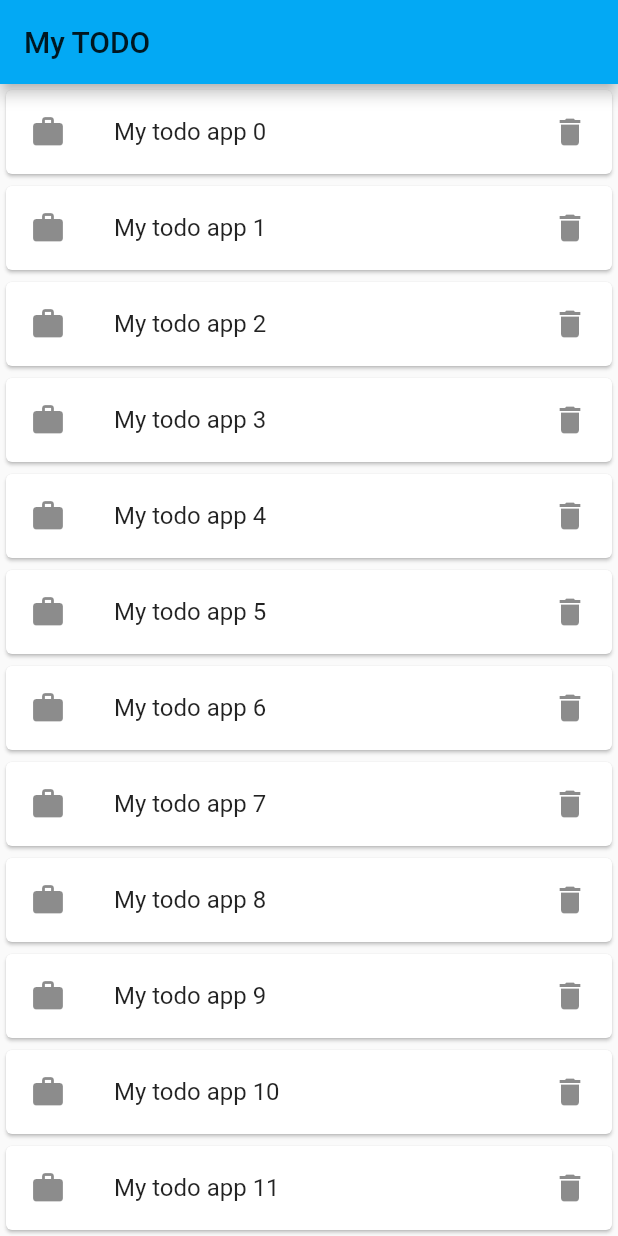
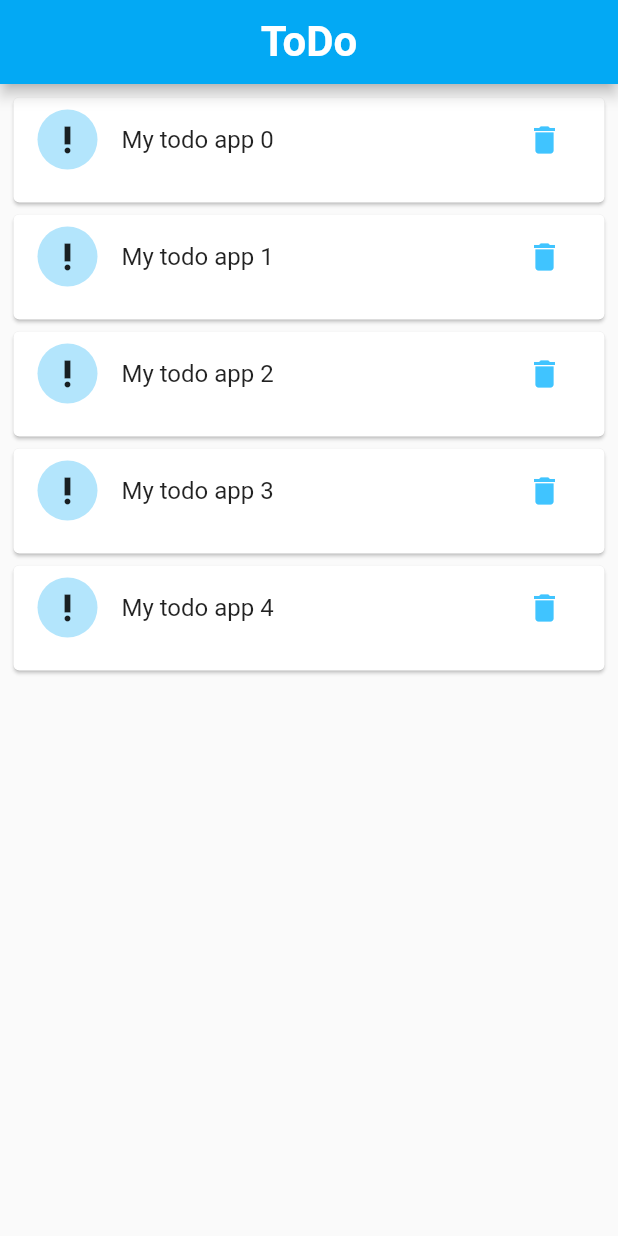
Before and after one commit to iamsourav37/my_first_todo_app, a Flutter app: the screen it shows after launch, on a phone screen of 412 x 824 dp. Run offline on Flutter 3.47's test engine with Material 2 defaults, Android fonts, the phone set to English and light mode, and no system bars.

Commit message:
home page ui(with dummy data) is done

```diff
--- a/lib/screens/home_page.dart
+++ b/lib/screens/home_page.dart
@@ -1,4 +1,5 @@
 import 'package:flutter/material.dart';
+import 'dart:developer';
 
 class HomePage extends StatefulWidget {
   @override
@@ -10,20 +11,50 @@ class _HomePageState extends State<HomePage> {
   Widget build(BuildContext context) {
     return Scaffold(
       appBar: AppBar(
-        title: Text("My TODO"),
+        title: Text(
+          "ToDo",
+          style: TextStyle(
+            fontSize: 28.0,
+            color: Colors.white,
+            fontWeight: FontWeight.bold,
           ),
-      body: ListView.builder(
-        itemCount: 50,
-        itemBuilder: (context, i) {
+        ),
+        centerTitle: true,
+      ),
+      body: Container(
+        margin: EdgeInsets.all(5.0),
+        child: ListView.builder(
+          itemCount: 5,
+          itemBuilder: (BuildContext context, int i) {
             return Card(
+              child: Container(
+                height: 70.0,
+                child: InkWell(
+                  splashColor: Colors.grey[50],
+                  onTap: () {
+                    log("tapped");
+                  },
                   child: ListTile(
-              leading: Icon(Icons.work),
+                    leading: CircleAvatar(
+                      child: Icon(Icons.priority_high),
+                    ),
                     title: Text("My todo app $i"),
-              trailing: Icon(Icons.delete),
+                    trailing: IconButton(
+                      icon: Icon(
+                        Icons.delete,
+                        color: Colors.lightBlueAccent,
+                      ),
+                      onPressed: () {
+                        log("Delete button pressed");
+                      },
+                    ),
+                  ),
+                ),
               ),
             );
           },
         ),
+      ),
     );
   }
 }
```
Lines whose indentation alone changed are shown as unchanged.
